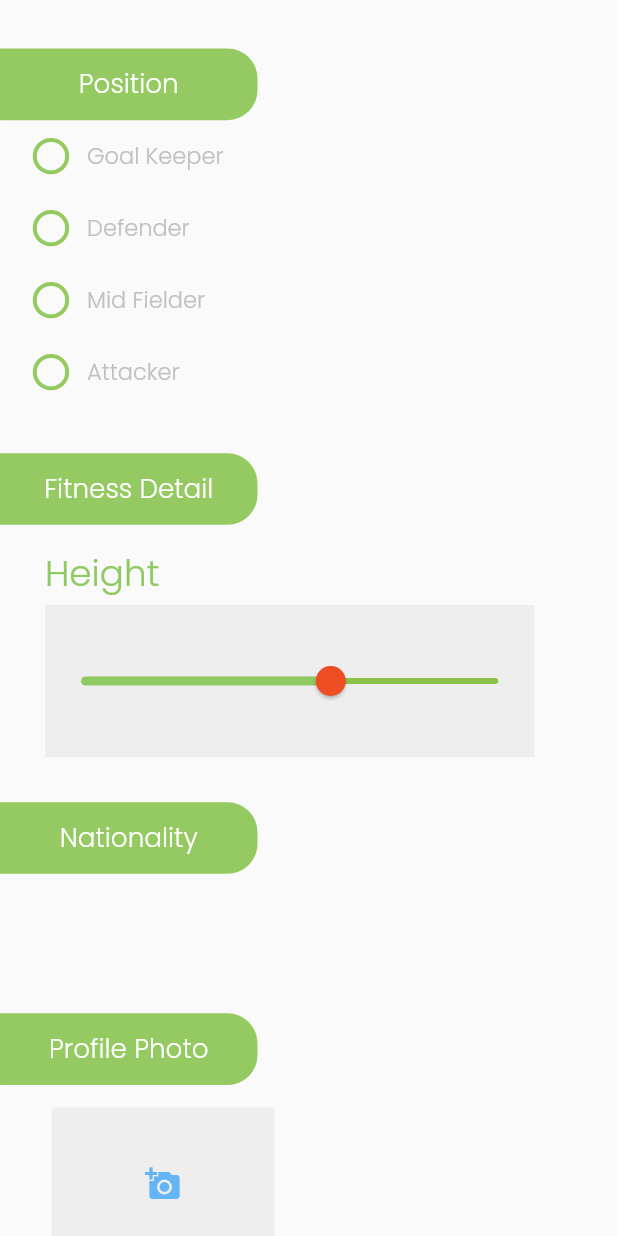
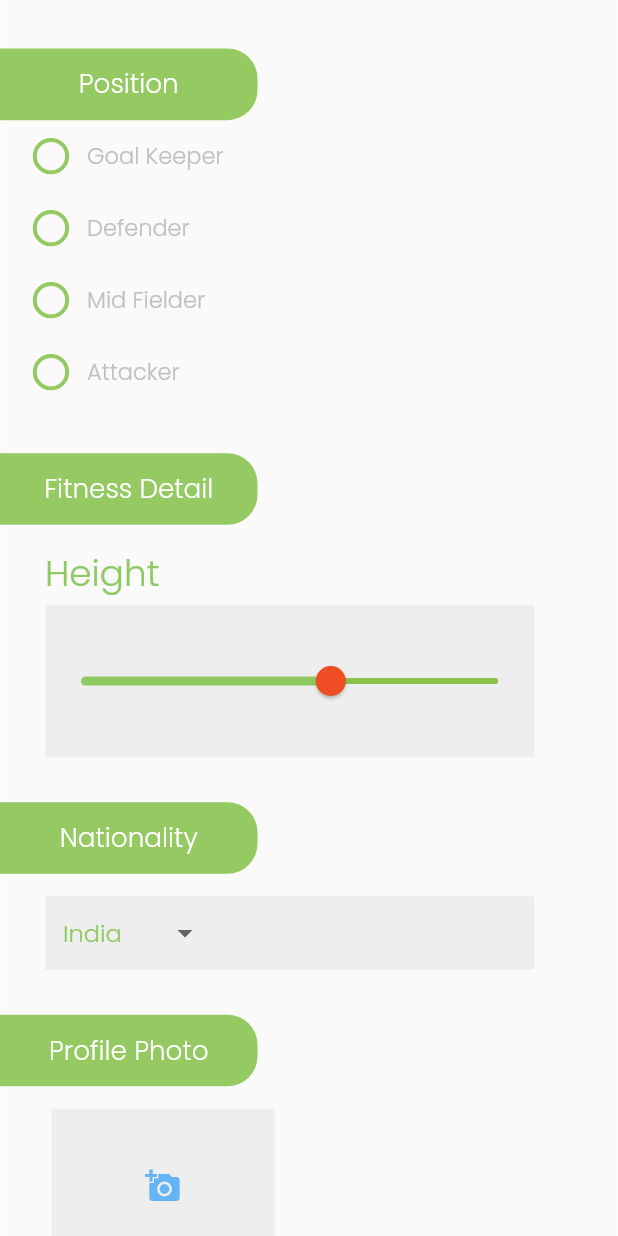
Before and after one commit to alphadead/project1, a Flutter app: the ProfilePage screen opened directly, scrolled down 576 dp, on a phone screen of 412 x 824 dp. Run offline on Flutter 3.47's test engine with Material 2 defaults, Android fonts, the phone set to English and light mode, and no system bars; our stand-ins replace device_preview, flutter_screenutil, flutter_svg, get_it, shared_preferences; accounts and stored records are empty.

Commit message:
dropdown added

```diff
--- a/lib/ui/loginPages/profile.dart
+++ b/lib/ui/loginPages/profile.dart
@@ -423,6 +423,7 @@ class Nationality extends StatefulWidget {
 }
 
 class _NationalityState extends State<Nationality> {
+  String dropdownValue = 'India';
   @override
   Widget build(BuildContext context) {
     return Container(
@@ -435,7 +436,36 @@ class _NationalityState extends State<Nationality> {
             padding: EdgeInsets.fromLTRB(30, 15, 0, 0),
             child: Row(
               mainAxisAlignment: MainAxisAlignment.start,
-              children: [DropdownMenuItem(child: Center())],
+              children: [
+                Container(
+                  padding: EdgeInsets.all(12),
+                  color: Colors.grey[200],
+                  width: 285.w,
+                  height: 41.h,
+                  child: DropdownButton<String>(
+                    underline: Container(
+                      height: 0,
+                      color: Colors.transparent,
+                    ),
+                    value: dropdownValue,
+                    onChanged: (String? newValue) {
+                      setState(() {
+                        dropdownValue = newValue!;
+                      });
+                    },
+                    items: <String>['Florida', 'India', 'England', 'Santorini']
+                        .map<DropdownMenuItem<String>>((String value) {
+                      return DropdownMenuItem<String>(
+                        value: value,
+                        child: Text(
+                          value,
+                          style: TextStyle(color: inputText, fontSize: 16),
+                        ),
+                      );
+                    }).toList(),
+                  ),
+                )
+              ],
             ),
           )
         ],
```
